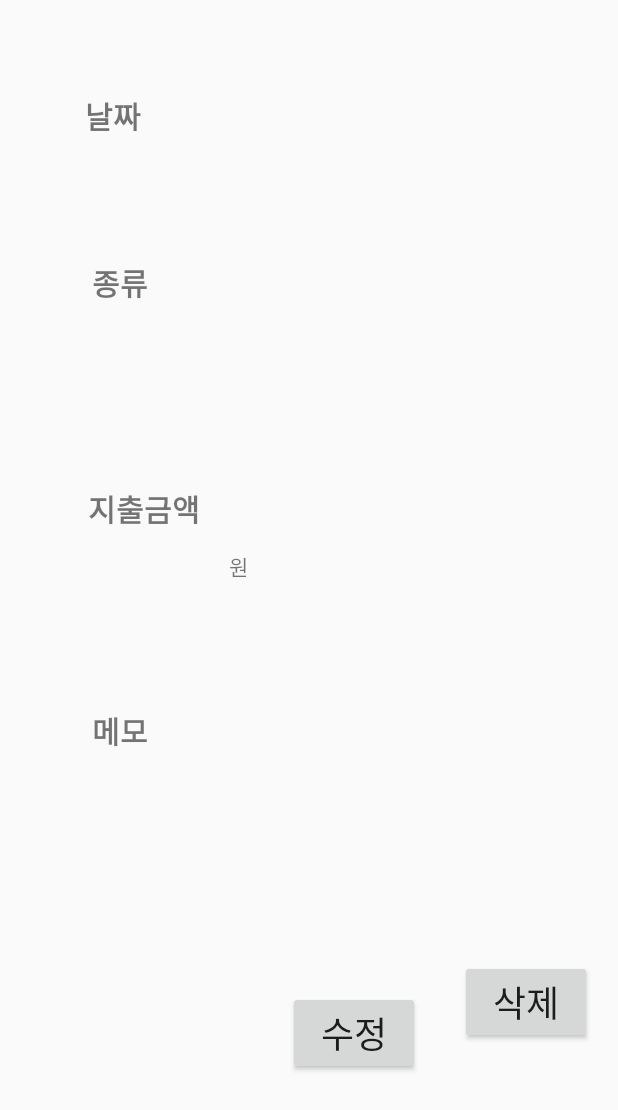
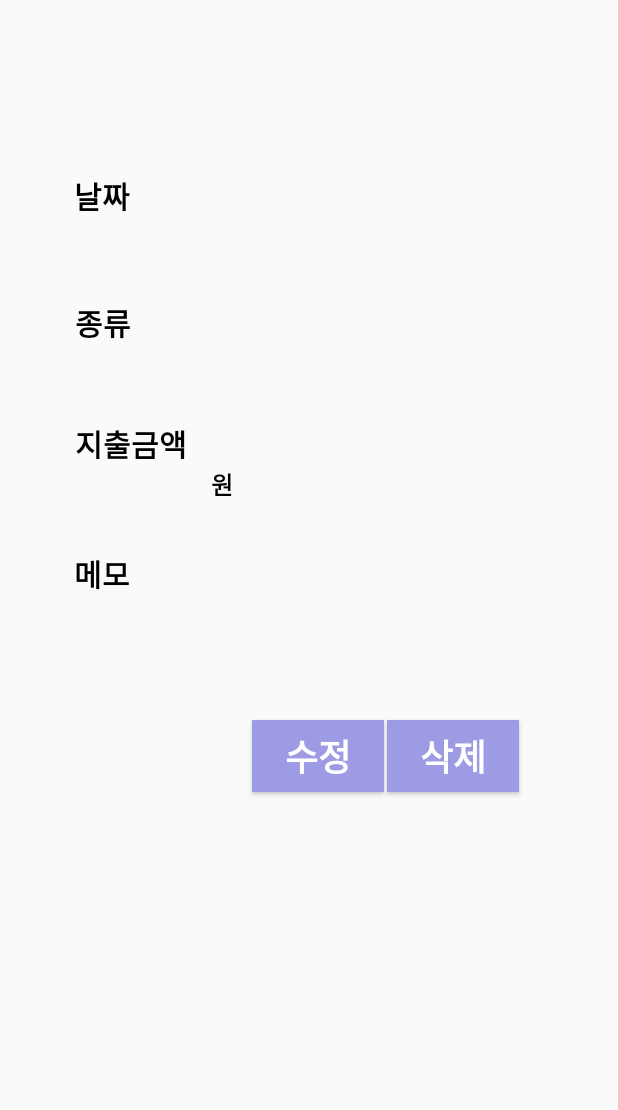
Before and after one commit to Ye-won-Park/sgbProject, an Android app: the fragment_detail_account screen opened directly, with no data from a screen before it, on a phone screen of 412 x 824 dp. Shown: the top 1110 px of the screen. Run offline under Robolectric (Android 15) with nearby library versions, the phone set to English and light mode, and no system bars; 1 statement that could not run was skipped.

Commit message:
가계부

```diff
--- a/app/src/main/res/layout/fragment_detail_account.xml
+++ b/app/src/main/res/layout/fragment_detail_account.xml
@@ -10,84 +10,28 @@
         android:id="@+id/editB"
         android:layout_width="wrap_content"
         android:layout_height="wrap_content"
-        android:layout_marginStart="192dp"
-        android:layout_marginTop="121dp"
-        android:layout_marginEnd="26dp"
+        android:layout_marginStart="178dp"
+        android:layout_marginTop="45dp"
+        android:background="@color/PrimaryColor2"
         android:fontFamily="@font/mainfont"
         android:text="수정"
+        android:textColor="@color/white"
         android:textSize="24sp"
+        android:textStyle="bold"
         app:layout_constraintEnd_toStartOf="@+id/deleteB"
         app:layout_constraintStart_toStartOf="parent"
         app:layout_constraintTop_toBottomOf="@+id/sMemo" />
 
     <TextView
-        android:id="@+id/sMemo"
-        android:layout_width="141dp"
-        android:layout_height="37dp"
-        android:layout_marginStart="63dp"
-        android:layout_marginEnd="207dp"
-        android:fontFamily="@font/mainfont"
-        app:layout_constraintEnd_toEndOf="parent"
-        app:layout_constraintStart_toStartOf="parent"
-        app:layout_constraintTop_toBottomOf="@+id/textView21" />
-
-    <TextView
-        android:id="@+id/textView21"
-        android:layout_width="wrap_content"
-        android:layout_height="wrap_content"
-        android:layout_marginStart="63dp"
-        android:layout_marginTop="78dp"
-        android:layout_marginEnd="316dp"
-        android:fontFamily="@font/mainfont"
-        android:text="메모"
-        android:textSize="20sp"
-        android:textStyle="bold"
-        app:layout_constraintEnd_toEndOf="parent"
-        app:layout_constraintStart_toStartOf="parent"
-        app:layout_constraintTop_toBottomOf="@+id/sPay" />
-
-    <TextView
-        android:id="@+id/sPay"
-        android:layout_width="89dp"
-        android:layout_height="40dp"
-        android:layout_marginStart="63dp"
-        android:fontFamily="@font/mainfont"
-        app:layout_constraintEnd_toStartOf="@+id/textView12"
-        app:layout_constraintStart_toStartOf="parent"
-        app:layout_constraintTop_toBottomOf="@+id/textView10" />
-
-    <TextView
-        android:id="@+id/sDate"
-        android:layout_width="141dp"
-        android:layout_height="37dp"
-        android:layout_marginStart="58dp"
-        android:layout_marginEnd="212dp"
-        android:fontFamily="@font/mainfont"
-        app:layout_constraintEnd_toEndOf="parent"
-        app:layout_constraintStart_toStartOf="parent"
-        app:layout_constraintTop_toBottomOf="@+id/textView2" />
-
-    <TextView
-        android:id="@+id/textView12"
-        android:layout_width="141dp"
-        android:layout_height="37dp"
-        android:layout_marginTop="126dp"
-        android:layout_marginEnd="118dp"
-        android:fontFamily="@font/mainfont"
-        android:text="원"
-        app:layout_constraintEnd_toEndOf="parent"
-        app:layout_constraintStart_toEndOf="@+id/sPay"
-        app:layout_constraintTop_toBottomOf="@+id/sCate" />
-
-    <TextView
         android:id="@+id/textView10"
-        android:layout_width="wrap_content"
-        android:layout_height="wrap_content"
-        android:layout_marginStart="63dp"
-        android:layout_marginTop="83dp"
-        android:layout_marginEnd="284dp"
+        android:layout_width="83dp"
+        android:layout_height="27dp"
+        android:layout_marginStart="59dp"
+        android:layout_marginTop="10dp"
+        android:layout_marginEnd="288dp"
         android:fontFamily="@font/mainfont"
         android:text="지출금액"
+        android:textColor="@color/black"
         android:textSize="20sp"
         android:textStyle="bold"
         app:layout_constraintEnd_toEndOf="parent"
@@ -95,25 +39,87 @@
         app:layout_constraintTop_toBottomOf="@+id/sCate" />
 
     <TextView
-        android:id="@+id/sCate"
+        android:id="@+id/sMemo"
         android:layout_width="141dp"
         android:layout_height="37dp"
-        android:layout_marginStart="63dp"
-        android:layout_marginEnd="207dp"
+        android:layout_marginStart="60dp"
+        android:layout_marginEnd="229dp"
         android:fontFamily="@font/mainfont"
+        android:textColor="@color/black"
+        android:textSize="16sp"
         app:layout_constraintEnd_toEndOf="parent"
         app:layout_constraintStart_toStartOf="parent"
-        app:layout_constraintTop_toBottomOf="@+id/textView6" />
+        app:layout_constraintTop_toBottomOf="@+id/textView5" />
+
+    <TextView
+        android:id="@+id/textView12"
+        android:layout_width="141dp"
+        android:layout_height="37dp"
+        android:layout_marginStart="1dp"
+        android:layout_marginTop="40dp"
+        android:layout_marginEnd="141dp"
+        android:fontFamily="@font/mainfont"
+        android:text="원"
+        android:textColor="@color/black"
+        android:textSize="16sp"
+        android:textStyle="bold"
+        app:layout_constraintEnd_toEndOf="parent"
+        app:layout_constraintStart_toEndOf="@+id/sPay"
+        app:layout_constraintTop_toBottomOf="@+id/sCate" />
+
+    <TextView
+        android:id="@+id/sPay"
+        android:layout_width="89dp"
+        android:layout_height="40dp"
+        android:layout_marginStart="59dp"
+        android:layout_marginEnd="1dp"
+        android:fontFamily="@font/mainfont"
+        android:textColor="@color/black"
+        android:textSize="16sp"
+        app:layout_constraintEnd_toStartOf="@+id/textView12"
+        app:layout_constraintStart_toStartOf="parent"
+        app:layout_constraintTop_toBottomOf="@+id/textView10" />
+
+    <TextView
+        android:id="@+id/textView2"
+        android:layout_width="88dp"
+        android:layout_height="32dp"
+        android:layout_marginStart="58dp"
+        android:layout_marginTop="115dp"
+        android:layout_marginEnd="284dp"
+        android:fontFamily="@font/mainfont"
+        android:text="날짜"
+        android:textColor="@color/black"
+        android:textSize="20sp"
+        android:textStyle="bold"
+        app:layout_constraintEnd_toEndOf="parent"
+        app:layout_constraintStart_toStartOf="parent"
+        app:layout_constraintTop_toTopOf="parent" />
+
+    <TextView
+        android:id="@+id/sDate"
+        android:layout_width="141dp"
+        android:layout_height="37dp"
+        android:layout_marginStart="58dp"
+        android:layout_marginTop="1dp"
+        android:layout_marginEnd="231dp"
+        android:fontFamily="@font/mainfont"
+        android:textColor="@color/black"
+        android:textSize="16sp"
+        app:layout_constraintEnd_toEndOf="parent"
+        app:layout_constraintStart_toStartOf="parent"
+        app:layout_constraintTop_toBottomOf="@+id/textView2" />
 
     <TextView
         android:id="@+id/textView6"
-        android:layout_width="wrap_content"
-        android:layout_height="wrap_content"
-        android:layout_marginStart="63dp"
-        android:layout_marginTop="44dp"
-        android:layout_marginEnd="316dp"
+        android:layout_width="84dp"
+        android:layout_height="33dp"
+        android:layout_marginStart="59dp"
+        android:layout_marginTop="14dp"
+        android:layout_marginEnd="287dp"
         android:fontFamily="@font/mainfont"
         android:text="종류"
+        android:textColor="@color/black"
         android:textSize="20sp"
         android:textStyle="bold"
         app:layout_constraintEnd_toEndOf="parent"
@@ -121,32 +127,50 @@
         app:layout_constraintTop_toBottomOf="@+id/sDate" />
 
     <TextView
-        android:id="@+id/textView2"
-        android:layout_width="wrap_content"
-        android:layout_height="wrap_content"
-        android:layout_marginStart="58dp"
-        android:layout_marginTop="62dp"
-        android:layout_marginEnd="320dp"
+        android:id="@+id/sCate"
+        android:layout_width="141dp"
+        android:layout_height="37dp"
+        android:layout_marginStart="60dp"
+        android:layout_marginEnd="229dp"
         android:fontFamily="@font/mainfont"
-        android:text="날짜"
-        android:textSize="20sp"
-        android:textStyle="bold"
+        android:textColor="@color/black"
+        android:textSize="16sp"
         app:layout_constraintEnd_toEndOf="parent"
         app:layout_constraintStart_toStartOf="parent"
-        app:layout_constraintTop_toTopOf="parent" />
+        app:layout_constraintTop_toBottomOf="@+id/textView6" />
 
     <Button
         android:id="@+id/deleteB"
         android:layout_width="wrap_content"
         android:layout_height="wrap_content"
-        android:layout_marginTop="640dp"
-        android:layout_marginEnd="17dp"
+        android:layout_marginStart="2dp"
+        android:layout_marginTop="45dp"
+        android:layout_marginEnd="76dp"
+        android:background="@color/PrimaryColor2"
         android:fontFamily="@font/mainfont"
         android:onClick="onClick"
         android:text="삭제"
+        android:textColor="@color/white"
         android:textSize="24sp"
+        android:textStyle="bold"
         app:layout_constraintEnd_toEndOf="parent"
         app:layout_constraintStart_toEndOf="@+id/editB"
-        app:layout_constraintTop_toTopOf="parent" />
+        app:layout_constraintTop_toBottomOf="@+id/sMemo" />
+
+    <TextView
+        android:id="@+id/textView5"
+        android:layout_width="wrap_content"
+        android:layout_height="wrap_content"
+        android:layout_marginStart="61dp"
+        android:layout_marginTop="19dp"
+        android:layout_marginEnd="337dp"
+        android:fontFamily="@font/mainfont"
+        android:text="메모"
+        android:textColor="@color/black"
+        android:textSize="20sp"
+        android:textStyle="bold"
+        app:layout_constraintEnd_toEndOf="parent"
+        app:layout_constraintStart_toStartOf="parent"
+        app:layout_constraintTop_toBottomOf="@+id/sPay" />
 
 </androidx.constraintlayout.widget.ConstraintLayout>
```
Also changed, not shown: app/src/main/res/layout/edit_account.xml (+40 -23 lines).
